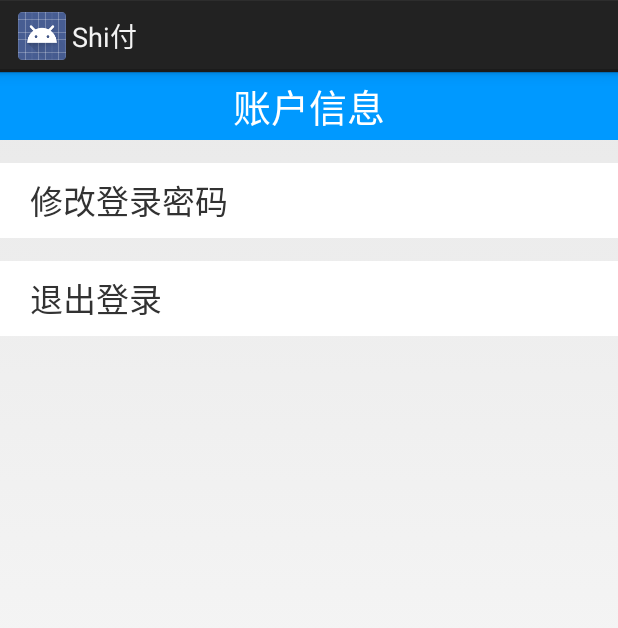
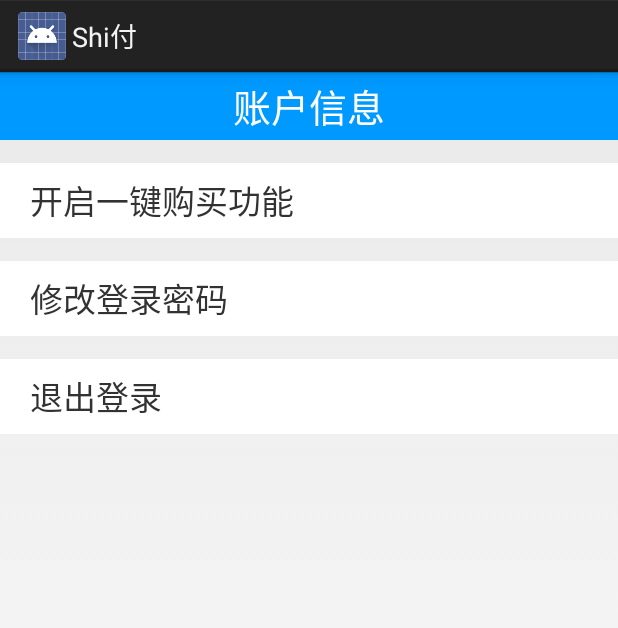
Before and after one commit to keys961/ShixunFrontend, an Android app: the layout activity_setting.xml on its own in the app's theme, with its tools: preview values and no code run, on a phone screen of 412 x 824 dp. Shown: the top 628 px of the screen. Run offline under Robolectric (Android 15) with nearby library versions, the phone set to English and light mode, and no system bars.

Commit message:
Add skip confirm setting

```diff
--- a/app/src/main/res/layout/activity_setting.xml
+++ b/app/src/main/res/layout/activity_setting.xml
@@ -4,20 +4,48 @@
     android:layout_height="match_parent">
 
     <LinearLayout
-        android:orientation="vertical"
         android:layout_width="match_parent"
         android:layout_height="wrap_content"
-        android:layout_gravity="center_horizontal">
+        android:layout_gravity="center_horizontal"
+        android:orientation="vertical">
+
         <TextView
+            android:id="@+id/text_setting_header"
             android:layout_width="fill_parent"
             android:layout_height="45dp"
-            android:text="@string/account_info"
-            android:textSize="25sp"
-            android:textColor="#ffffff"
-            android:id="@+id/text_setting_header"
+            android:layout_gravity="center_horizontal"
             android:background="#ff0099ff"
             android:gravity="center"
-            android:layout_gravity="center_horizontal" />
+            android:text="@string/account_info"
+            android:textColor="#ffffff"
+            android:textSize="25sp" />
+
+    </LinearLayout>
+
+    <LinearLayout
+        android:id="@+id/btn_setting_enable_aks"
+        android:layout_width="match_parent"
+        android:layout_height="50dp"
+        android:layout_gravity="center_vertical"
+        android:layout_marginTop="15dp"
+        android:background="#ffffffff"
+        android:orientation="horizontal"
+        android:paddingLeft="20dp"
+        android:paddingRight="20dp">
+
+        <LinearLayout
+            android:layout_width="wrap_content"
+            android:layout_height="wrap_content"
+            android:layout_gravity="center_vertical">
+
+            <TextView
+                android:id="@+id/text_setting_enable_aks"
+                android:layout_width="0dp"
+                android:layout_height="wrap_content"
+                android:layout_weight="0.25"
+                android:text="@string/enable_aks"
+                android:textSize="22sp" />
+        </LinearLayout>
     </LinearLayout>
 
     <LinearLayout
--- a/app/src/main/res/values/strings.xml
+++ b/app/src/main/res/values/strings.xml
@@ -21,6 +21,8 @@
     <string name="title_activity_card_management">银行卡管理</string>
     <string name="title_activity_setting">设置</string>
     <string name="account_info">账户信息</string>
+    <string name="enable_aks">开启一键购买功能</string>
+    <string name="disable_aks">关闭一键购买功能</string>
     <string name="logout">退出登录</string>
     <string name="change_pwd">修改登录密码</string>
     <string name="title_activity_change_pwd">修改登录密码</string>
```
Also changed, not shown: app/src/main/java/godshi/edu/cn/micropayment/activity/payment/ConfirmPayActivity.java (+8 -0 lines), app/src/main/java/godshi/edu/cn/micropayment/activity/payment/OrderActivity.java (+10 -0 lines), app/src/main/java/godshi/edu/cn/micropayment/activity/user/SettingActivity.java (+51 -0 lines).
